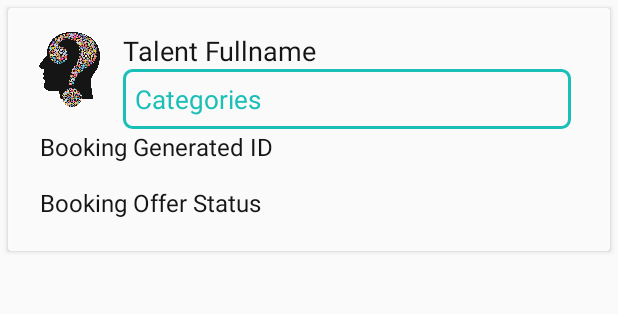
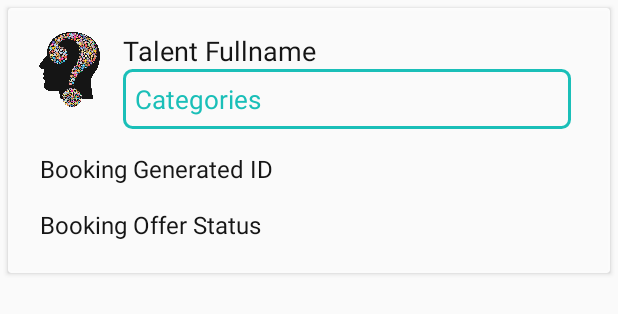
Before and after one commit to trosales22/hire-us-app-mobile, an Android app: the layout bookings_list.xml on its own in the app's theme, with its tools: preview values and no code run, on a phone screen of 412 x 824 dp. Shown: the top 314 px of the screen. Run offline under Robolectric (Android 15) with nearby library versions, the phone set to English and light mode, and no system bars; Roboto replaces fonts that are not available here.

Commit message:
Bug fixed on booking process. Reduced file size. Regenerate APK v1.2.

```diff
--- a/app/build.gradle
+++ b/app/build.gradle
@@ -73,8 +73,7 @@ dependencies {
     implementation 'com.yarolegovich:lovely-dialog:1.1.0'
     implementation 'com.stripe:stripe-android:12.0.1'
     implementation 'me.zhanghai.android.materialratingbar:library:1.3.2'
-    implementation 'com.github.mejdi14:Flat-Dialog-Android:1.0.4'
-    implementation 'com.github.f0ris.sweetalert:library:1.5.1'
+    implementation 'com.github.thomper:sweet-alert-dialog:1.4.0'
     implementation group: 'org.apache.commons', name: 'commons-lang3', version: '3.0'
     implementation 'com.github.bumptech.glide:glide:4.10.0'
     annotationProcessor 'com.github.bumptech.glide:compiler:4.10.0'
--- a/app/src/main/java/com/trosales/hireusapp/activities/BookingListActivity.java
+++ b/app/src/main/java/com/trosales/hireusapp/activities/BookingListActivity.java
@@ -139,7 +139,7 @@ public class BookingListActivity extends AppCompatActivity {
 
                     TalentsDO talentsDO = new TalentsDO(
                             object.getJSONObject("talent_id").getString("talent_id"),
-                            object.getJSONObject("talent_id").getString("screen_name"),
+                            object.getJSONObject("talent_id").getString("screen_name").isEmpty() ? object.getJSONObject("talent_id").getString("fullname") : object.getJSONObject("talent_id").getString("screen_name"),
                             object.getJSONObject("talent_id").getString("height"),
                             object.getJSONObject("talent_id").getString("hourly_rate"),
                             object.getJSONObject("talent_id").getString("gender"),
--- a/app/src/main/java/com/trosales/hireusapp/activities/MainActivity.java
+++ b/app/src/main/java/com/trosales/hireusapp/activities/MainActivity.java
@@ -32,6 +32,7 @@ import com.androidnetworking.interfaces.JSONObjectRequestListener;
 import com.ethanhua.skeleton.Skeleton;
 import com.ethanhua.skeleton.SkeletonScreen;
 import com.michaldrabik.tapbarmenulib.TapBarMenu;
+import com.ontbee.legacyforks.cn.pedant.SweetAlert.SweetAlertDialog;
 import com.trosales.hireusapp.R;
 import com.trosales.hireusapp.classes.adapters.TalentsAdapter;
 import com.trosales.hireusapp.classes.beans.Location;
@@ -57,7 +58,6 @@ import java.util.Objects;
 
 import butterknife.BindView;
 import butterknife.ButterKnife;
-import cn.pedant.SweetAlert.SweetAlertDialog;
 import cz.kinst.jakub.view.SimpleStatefulLayout;
 import spencerstudios.com.ezdialoglib.EZDialog;
 import spencerstudios.com.ezdialoglib.Font;
--- a/app/src/main/java/com/trosales/hireusapp/activities/SetBookingDetailsActivity.java
+++ b/app/src/main/java/com/trosales/hireusapp/activities/SetBookingDetailsActivity.java
@@ -18,6 +18,7 @@ import com.androidnetworking.common.Priority;
 import com.androidnetworking.error.ANError;
 import com.androidnetworking.interfaces.JSONObjectRequestListener;
 import com.bumptech.glide.Glide;
+import com.ontbee.legacyforks.cn.pedant.SweetAlert.SweetAlertDialog;
 import com.trosales.hireusapp.R;
 import com.trosales.hireusapp.classes.commons.AppSecurity;
 import com.trosales.hireusapp.classes.constants.EndPoints;
@@ -33,7 +34,6 @@ import java.util.Objects;
 
 import butterknife.BindView;
 import butterknife.ButterKnife;
-import cn.pedant.SweetAlert.SweetAlertDialog;
 import customfonts.MyTextView;
 
 public class SetBookingDetailsActivity extends AppCompatActivity{
--- a/app/src/main/res/layout/bookings_list.xml
+++ b/app/src/main/res/layout/bookings_list.xml
@@ -69,7 +69,7 @@
                 android:id="@+id/lblBookingGeneratedId"
                 android:layout_width="match_parent"
                 android:layout_height="wrap_content"
-                android:layout_below="@id/imgTalentDisplayPhoto"
+                android:layout_below="@id/lblTalentCategories"
                 android:layout_marginTop="10dp"
                 android:layout_marginStart="5dp"
                 android:layout_marginEnd="10dp"
```
